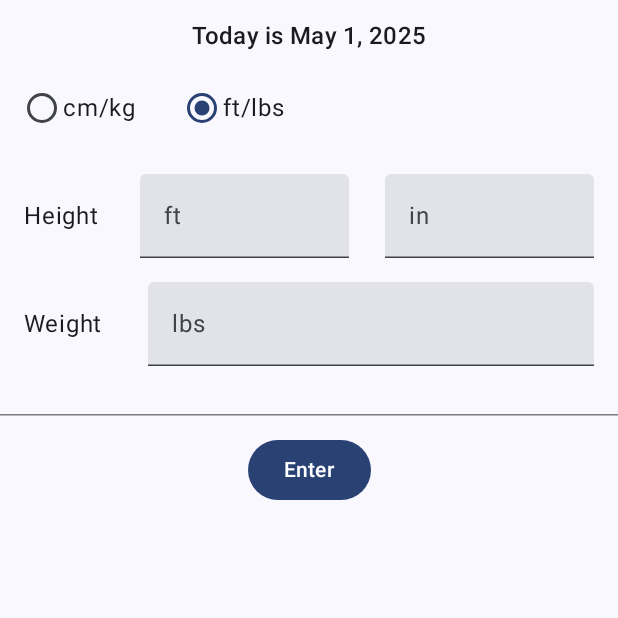
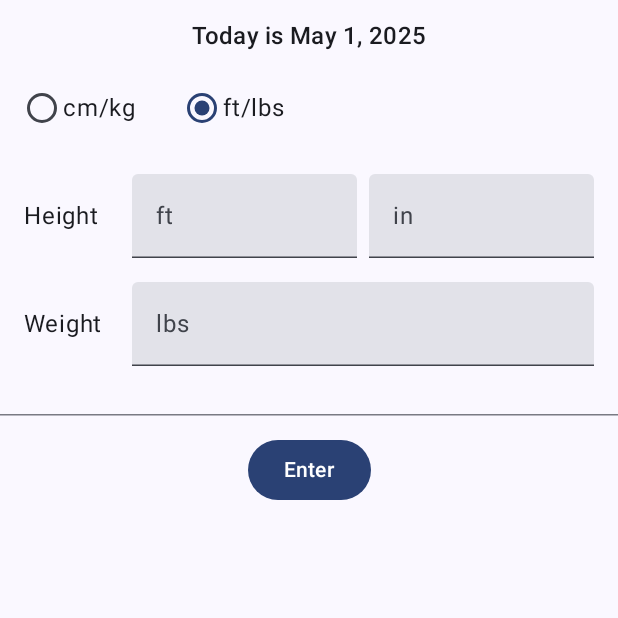
Before and after one commit to annachen368/BMICalculator, an Android app built with Jetpack Compose: the screen it shows after launch (MainActivity), on a phone screen of 412 x 824 dp, the top half of it. Run offline under Robolectric (Android 15) with nearby library versions, the phone set to English and light mode, and no system bars.

Commit message:
refactor: improve layout of height and weight input fields for better alignment

```diff
--- a/app/src/main/java/io/github/annachen368/bmicalculator/ui/calculator/CalculatorScreen.kt
+++ b/app/src/main/java/io/github/annachen368/bmicalculator/ui/calculator/CalculatorScreen.kt
@@ -9,6 +9,7 @@ import androidx.compose.foundation.layout.Spacer
 import androidx.compose.foundation.layout.fillMaxWidth
 import androidx.compose.foundation.layout.height
 import androidx.compose.foundation.layout.padding
+import androidx.compose.foundation.layout.width
 import androidx.compose.foundation.selection.selectable
 import androidx.compose.foundation.selection.selectableGroup
 import androidx.compose.foundation.text.KeyboardOptions
@@ -103,6 +104,7 @@ fun CalculatorScreen(
         Spacer(Modifier.height(24.dp))
         if (uiState.isCmKgRadioButtonSelected) {
             LabeledTextFieldRow("Height") {
+                Row {
                     TextField(
                         value = uiState.cmValue,
                         onValueChange = { onEvent(CalculatorEvent.OnCmValueChange(it)) },
@@ -113,7 +115,10 @@ fun CalculatorScreen(
                         modifier = Modifier.fillMaxWidth()
                     )
                 }
+            }
+
             LabeledTextFieldRow("Weight") {
+                Row {
                     TextField(
                         value = uiState.kgValue,
                         onValueChange = { onEvent(CalculatorEvent.OnKgValueChange(it)) },
@@ -124,8 +129,13 @@ fun CalculatorScreen(
                         modifier = Modifier.fillMaxWidth()
                     )
                 }
+            }
         } else {
             LabeledTextFieldRow("Height") {
+                Row(
+                    modifier = Modifier.fillMaxWidth(),
+                    horizontalArrangement = Arrangement.spacedBy(8.dp)
+                ) {
                     TextField(
                         value = uiState.ftValue,
                         onValueChange = { onEvent(CalculatorEvent.OnFtValueChange(it)) },
@@ -133,9 +143,10 @@ fun CalculatorScreen(
                             Text(text = "ft")
                         },
                         keyboardOptions = KeyboardOptions.Default.copy(keyboardType = KeyboardType.Number),
-                    modifier = Modifier.weight(0.4f)
+                        modifier = Modifier
+                            .weight(1f)
+                            .fillMaxWidth(),
                     )
-                Spacer(Modifier.padding(4.dp))
                     TextField(
                         value = uiState.inValue,
                         onValueChange = { onEvent(CalculatorEvent.OnInValueChange(it)) },
@@ -143,10 +154,15 @@ fun CalculatorScreen(
                             Text(text = "in")
                         },
                         keyboardOptions = KeyboardOptions.Default.copy(keyboardType = KeyboardType.Number),
-                    modifier = Modifier.weight(0.4f)
+                        modifier = Modifier
+                            .weight(1f)
+                            .fillMaxWidth()
                     )
                 }
+            }
+
             LabeledTextFieldRow("Weight") {
+                Row(modifier = Modifier.fillMaxWidth()) {
                     TextField(
                         value = uiState.lbsValue,
                         onValueChange = { onEvent(CalculatorEvent.OnLbsValueChange(it)) },
@@ -154,8 +170,11 @@ fun CalculatorScreen(
                             Text(text = "lbs")
                         },
                         keyboardOptions = KeyboardOptions.Default.copy(keyboardType = KeyboardType.Number),
-                    modifier = Modifier.weight(0.8f)
+                        modifier = Modifier
+                            .weight(1f)
+                            .fillMaxWidth()
                     )
+                }
             }
         }
         Spacer(Modifier.height(24.dp))
@@ -184,7 +203,7 @@ fun LabeledTextFieldRow(
             .fillMaxWidth()
             .padding(horizontal = 16.dp, vertical = 8.dp)
     ) {
-        Text(text = label, modifier = Modifier.weight(0.2f))
+        Text(text = label, modifier = Modifier.width(64.dp)) // ensures alignment across rows
         content()
     }
 }
```
Lines whose indentation alone changed are shown as unchanged.
